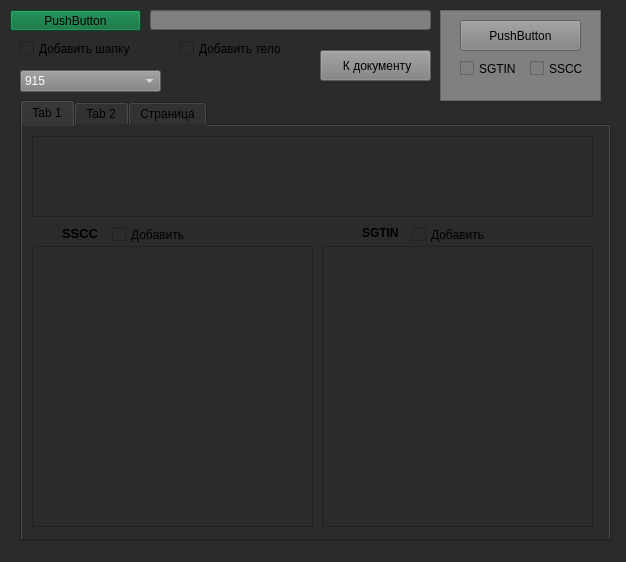
First picture: the form in untitled.ui, repository AlexPetrNick/tracehelp, before the edit.
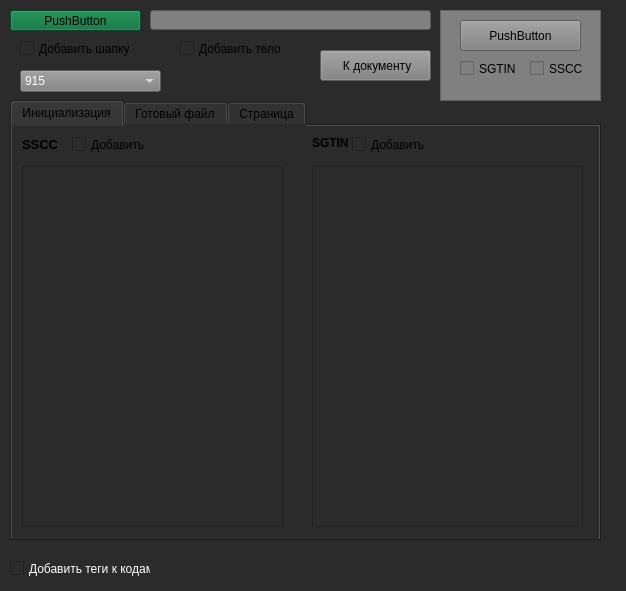
Second picture: the form after the edit.

Patch:
```diff
--- a/untitled.ui
+++ b/untitled.ui
@@ -7,7 +7,7 @@
     <x>0</x>
     <y>0</y>
     <width>626</width>
-    <height>562</height>
+    <height>591</height>
    </rect>
   </property>
   <property name="windowTitle">
@@ -38,7 +38,7 @@
   <widget class="QTabWidget" name="tabWidget">
    <property name="geometry">
     <rect>
-     <x>20</x>
+     <x>10</x>
      <y>100</y>
      <width>591</width>
      <height>441</height>
@@ -49,15 +49,15 @@
    </property>
    <widget class="QWidget" name="tab">
     <attribute name="title">
-     <string>Tab 1</string>
+     <string>Инициализация</string>
     </attribute>
     <widget class="QTextEdit" name="textEdit">
      <property name="geometry">
       <rect>
        <x>10</x>
-       <y>120</y>
-       <width>281</width>
-       <height>281</height>
+       <y>40</y>
+       <width>261</width>
+       <height>361</height>
       </rect>
      </property>
      <property name="styleSheet">
@@ -68,30 +68,20 @@
      <property name="geometry">
       <rect>
        <x>300</x>
-       <y>120</y>
+       <y>40</y>
        <width>271</width>
-       <height>281</height>
+       <height>361</height>
       </rect>
      </property>
      <property name="styleSheet">
       <string notr="true">color: white;</string>
      </property>
     </widget>
-    <widget class="QTextEdit" name="textEdit_5">
-     <property name="geometry">
-      <rect>
-       <x>10</x>
-       <y>10</y>
-       <width>561</width>
-       <height>81</height>
-      </rect>
-     </property>
-    </widget>
     <widget class="QLabel" name="label_2">
      <property name="geometry">
       <rect>
-       <x>40</x>
-       <y>99</y>
+       <x>10</x>
+       <y>10</y>
        <width>41</width>
        <height>16</height>
       </rect>
@@ -110,8 +100,8 @@
     <widget class="QLabel" name="label_3">
      <property name="geometry">
       <rect>
-       <x>340</x>
-       <y>100</y>
+       <x>300</x>
+       <y>10</y>
        <width>47</width>
        <height>13</height>
       </rect>
@@ -130,8 +120,8 @@
     <widget class="QCheckBox" name="checkBox_5">
      <property name="geometry">
       <rect>
-       <x>90</x>
-       <y>100</y>
+       <x>60</x>
+       <y>10</y>
        <width>101</width>
        <height>17</height>
       </rect>
@@ -143,8 +133,8 @@
     <widget class="QCheckBox" name="checkBox_6">
      <property name="geometry">
       <rect>
-       <x>390</x>
-       <y>100</y>
+       <x>340</x>
+       <y>10</y>
        <width>91</width>
        <height>17</height>
       </rect>
@@ -156,7 +146,7 @@
    </widget>
    <widget class="QWidget" name="tab_2">
     <attribute name="title">
-     <string>Tab 2</string>
+     <string>Готовый файл</string>
     </attribute>
     <widget class="QTextEdit" name="textEdit_2">
      <property name="geometry">
@@ -336,6 +326,22 @@
     <string> К документу</string>
    </property>
   </widget>
+  <widget class="QCheckBox" name="checkBox_7">
+   <property name="geometry">
+    <rect>
+     <x>10</x>
+     <y>560</y>
+     <width>141</width>
+     <height>17</height>
+    </rect>
+   </property>
+   <property name="styleSheet">
+    <string notr="true">color: white;</string>
+   </property>
+   <property name="text">
+    <string>Добавить теги к кодам</string>
+   </property>
+  </widget>
  </widget>
  <resources/>
  <connections/>
```
